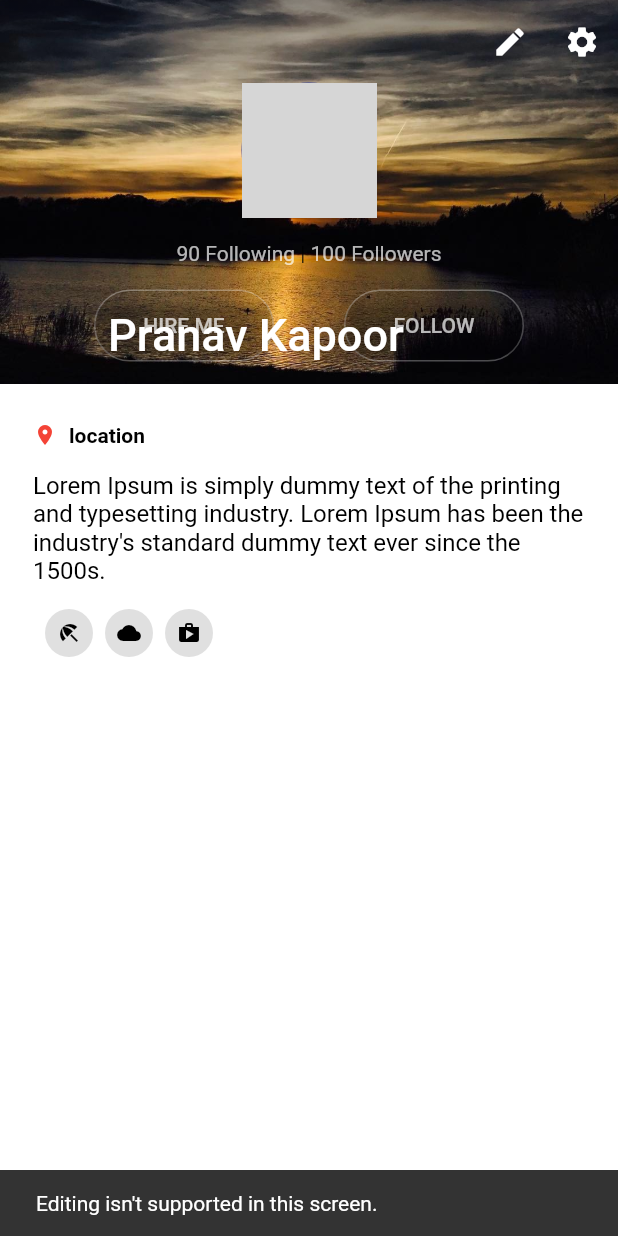
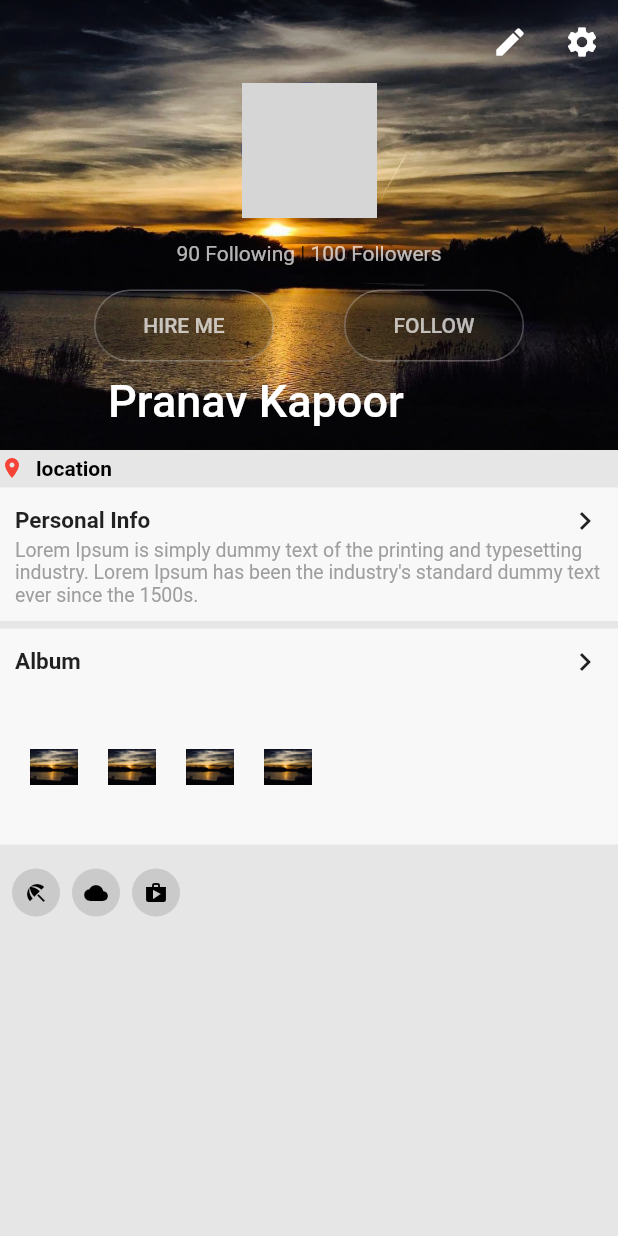
Before and after one commit to pranavkapoorr/Namaste, a Flutter app: the ContactsDemo screen opened directly, after a tap on the "create" icon, on a phone screen of 412 x 824 dp. Run offline on Flutter 3.47's test engine with Material 2 defaults, Android fonts, the phone set to English and light mode, and no system bars; our stand-ins replace camera, cloud_firestore, firebase_messaging, shared_preferences, sqflite; missing offline and left inert: carousel; accounts and stored records are empty; network calls fail; grey boxes are pictures that could not be loaded.

Commit message:
myprof kinda done

```diff
--- a/lib/views/Contacts.dart
+++ b/lib/views/Contacts.dart
@@ -1,18 +1,24 @@
 import 'package:Namaste/views/Settings_Screen.dart';
 import 'package:flutter/material.dart';
 import 'package:flutter/services.dart';
+import 'package:carousel/carousel.dart';
 class ContactsDemo extends StatefulWidget {
   @override
   ContactsDemoState createState() => new ContactsDemoState();
 }
 
 class ContactsDemoState extends State<ContactsDemo> {
-  static final GlobalKey<ScaffoldState> _scaffoldKey = new GlobalKey<ScaffoldState>();
-  final double _appBarHeight = 256.0;
+  final double _appBarHeight = 300.0;
 
 
   @override
   Widget build(BuildContext context) {
+    var carouselX = new Carousel(
+      children: [
+        new NetworkImage('https://pbs.twimg.com/profile_images/760249570085314560/yCrkrbl3_400x400.jpg'),
+        new NetworkImage('https://webinerds.com/app/uploads/2017/11/d49396_d9c5d967608d4bc1bcf09c9574eb67c9-mv2.png')
+      ].map((netImage) => new Image(image: netImage)).toList(),
+    );
     return new Theme(
       data: new ThemeData(
         brightness: Brightness.light,
@@ -20,23 +26,19 @@ class ContactsDemoState extends State<ContactsDemo> {
         platform: Theme.of(context).platform,
       ),
       child: new Scaffold(
-        key: _scaffoldKey,
         body: new NestedScrollView(
             headerSliverBuilder: (BuildContext context, bool innerBoxIsScrolled) {
               return <Widget>[
             new SliverAppBar(
               leading: Text(""),
               expandedHeight: _appBarHeight,
-              pinned: false,
+              pinned: true,
               floating: true,
               actions: <Widget>[
                 new IconButton(
                   icon: const Icon(Icons.create),
                   tooltip: 'Edit',
                   onPressed: () {
-                    _scaffoldKey.currentState.showSnackBar(const SnackBar(
-                        content: const Text("Editing isn't supported in this screen.")
-                    ));
                   },
                 ),
                 new IconButton(icon: Icon(Icons.settings), onPressed: (){
@@ -85,9 +87,9 @@ class ContactsDemoState extends State<ContactsDemo> {
             ),
           ];},
           body: Scaffold(
-            backgroundColor: Colors.white,
-            body:Padding(
-              padding: const EdgeInsets.all(22.0),
+            backgroundColor: Colors.black87.withOpacity(0.08),
+            body:Container(
+              //padding: const EdgeInsets.all(22.0),
               child: new Column(
               crossAxisAlignment: CrossAxisAlignment.start,
               children: <Widget>[
@@ -110,14 +112,49 @@ class ContactsDemoState extends State<ContactsDemo> {
                     ],
                   ),
                 ),
-                new Padding(
-                  padding: const EdgeInsets.only(top: 16.0),
-                  child: new Text(
-                    'Lorem Ipsum is simply dummy text of the printing and typesetting '
-                        'industry. Lorem Ipsum has been the industry\'s standard dummy '
-                        'text ever since the 1500s.',
-                    style:
-                    new TextStyle(color: Colors.black, fontSize: 16.0),
+                new Container(
+                  padding: EdgeInsets.all(10.0),
+                  margin: EdgeInsetsDirectional.only(top: 5.0),
+                  decoration: BoxDecoration(color: Colors.white70),
+                  child: Column(
+                    children: <Widget>[
+                      Row(
+                        mainAxisAlignment: MainAxisAlignment.spaceBetween,
+                        //mainAxisSize: MainAxisSize.max,
+                        children: <Widget>[
+                          new Text("Personal Info",style: new TextStyle(fontSize: 15.0,fontWeight: FontWeight.bold),),
+                          new Icon(Icons.navigate_next)
+                        ],
+                      ),
+                      new Text(
+                        'Lorem Ipsum is simply dummy text of the printing and typesetting '
+                            'industry. Lorem Ipsum has been the industry\'s standard dummy '
+                            'text ever since the 1500s.',
+                        style:
+                        new TextStyle(color: Colors.grey, fontSize: 13.0),
+                      ),
+                    ],
+                  ),
+                ),
+                new Container(
+                  padding: EdgeInsets.all(10.0),
+                  margin: EdgeInsetsDirectional.only(top: 5.0),
+                  decoration: BoxDecoration(color: Colors.white70),
+                  child: Column(
+                    children: <Widget>[
+                      Row(
+                        mainAxisAlignment: MainAxisAlignment.spaceBetween,
+                        //mainAxisSize: MainAxisSize.max,
+                        children: <Widget>[
+                          new Text("Album",style: new TextStyle(fontSize: 15.0,fontWeight: FontWeight.bold),),
+                          new Icon(Icons.navigate_next)
+                        ],
+                      ),
+                      new Container(
+                        height: 100.0,
+                        child: _album(),
+                      )
+                    ],
                   ),
                 ),
                 new Padding(
@@ -217,4 +254,29 @@ class ContactsDemoState extends State<ContactsDemo> {
       ),
     );
   }
+  Widget _albumImage(Image image){
+    return Padding(
+      padding: const EdgeInsets.all(2.0),
+      child: SizedBox(
+        child: IconButton(icon: image, onPressed:(){onImageTap(image);}),
+      ),
+    );
+  }
+  Widget _album() {
+    List<Widget> images = [
+      _albumImage(new Image(image: AssetImage("images/bg.jpg"))),
+      _albumImage(new Image(image: AssetImage("images/bg.jpg"))),
+      _albumImage(new Image(image: AssetImage("images/bg.jpg"))),
+      _albumImage(new Image(image: AssetImage("images/bg.jpg")))
+    ];
+    return new ListView(
+        padding: const EdgeInsets.only(top: 16.0),
+        scrollDirection: Axis.horizontal,
+        children: images
+    );
+  }
+  void onImageTap(Image img){
+    showDialog(context: this.context,child: Container(child: img,));
+
+  }
 }
--- a/lib/views/NamasteHome.dart
+++ b/lib/views/NamasteHome.dart
@@ -57,7 +57,7 @@ class _NamasteHomeState extends State<NamasteHome> with TickerProviderStateMixin
       _myNumber = sp.getString("myNumber");
     });
     _scrollViewController = new ScrollController(keepScrollOffset: true);
-    _tabController = new TabController(vsync: this, initialIndex: 1, length: 4);
+    _tabController = new TabController(vsync: this, initialIndex: 2, length: 4);
     _tabController.addListener(_updateCurrentTab);
     _iconAnimationController = new AnimationController(
         vsync: this, duration: new Duration(seconds: 1));
--- a/pubspec.yaml
+++ b/pubspec.yaml
@@ -8,8 +8,8 @@ dependencies:
   # The following adds the Cupertino Icons font to your application.
   # Use with the CupertinoIcons class for iOS style icons.
   cupertino_icons: ^0.1.0
-  zoomable_image: '>=1.1.0 <1.2.0'
   camera:
+  carousel: ^0.0.1
   cloud_firestore:
   firebase_messaging:
   shared_preferences: "^0.4.2"
```
Also changed, not shown: 1 other file.
